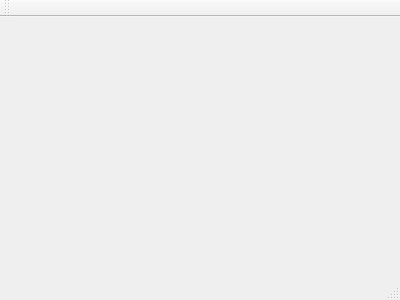
Above: MainWindow.ui from CppPhil/qt_bck_rn1 before the change. Below: the same form after it.
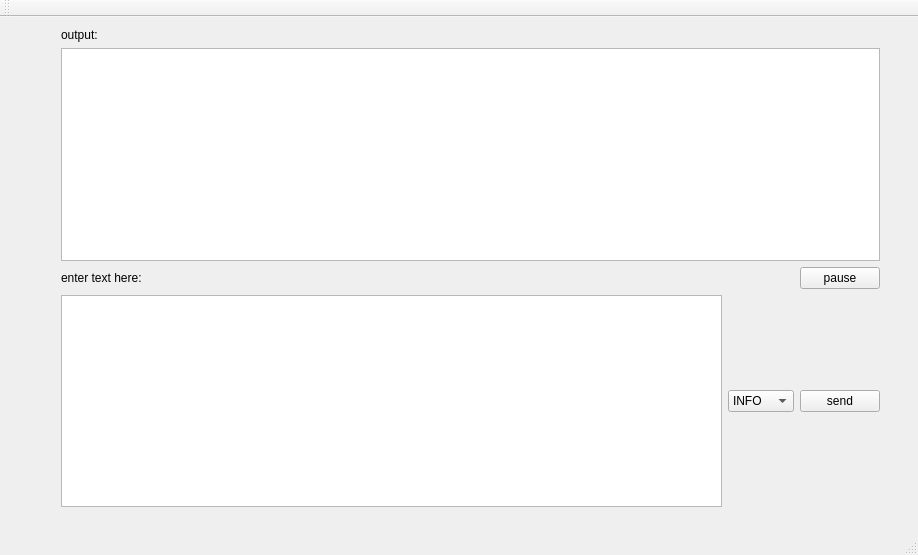
That is the form after the change.

The edit to the form file:
```diff
--- a/MainWindow.ui
+++ b/MainWindow.ui
@@ -1,24 +1,109 @@
 <ui version="4.0">
  <class>MainWindow</class>
- <widget class="QMainWindow" name="MainWindow" >
-  <property name="geometry" >
+ <widget class="QMainWindow" name="MainWindow">
+  <property name="geometry">
    <rect>
     <x>0</x>
     <y>0</y>
-    <width>400</width>
-    <height>300</height>
+    <width>918</width>
+    <height>555</height>
    </rect>
   </property>
   <property name="windowTitle" >
    <string>MainWindow</string>
   </property>
-  <widget class="QMenuBar" name="menuBar" />
-  <widget class="QToolBar" name="mainToolBar" />
-  <widget class="QWidget" name="centralWidget" />
-  <widget class="QStatusBar" name="statusBar" />
+  <widget class="QWidget" name="centralWidget">
+   <widget class="QWidget" name="">
+    <property name="geometry">
+     <rect>
+      <x>50</x>
+      <y>0</y>
+      <width>841</width>
+      <height>501</height>
+     </rect>
+    </property>
+    <layout class="QGridLayout" name="gridLayout">
+     <item row="3" column="0">
+      <widget class="QTextEdit" name="inputTextEdit"/>
+     </item>
+     <item row="1" column="0" colspan="3">
+      <widget class="QTextEdit" name="outputTextEdit">
+       <property name="readOnly">
+        <bool>true</bool>
+       </property>
+      </widget>
+     </item>
+     <item row="0" column="0">
+      <widget class="QLabel" name="outputLabel">
+       <property name="text">
+        <string>output:</string>
+       </property>
+      </widget>
+     </item>
+     <item row="3" column="2">
+      <widget class="QPushButton" name="sendPushButton">
+       <property name="text">
+        <string>send</string>
+       </property>
+      </widget>
+     </item>
+     <item row="2" column="0">
+      <widget class="QLabel" name="enterTextLabel">
+       <property name="text">
+        <string>enter text here:</string>
+       </property>
+      </widget>
+     </item>
+     <item row="3" column="1">
+      <widget class="QComboBox" name="newsComboBox">
+       <item>
+        <property name="text">
+         <string>INFO</string>
+        </property>
+       </item>
+       <item>
+        <property name="text">
+         <string>WARN</string>
+        </property>
+       </item>
+       <item>
+        <property name="text">
+         <string>CORR</string>
+        </property>
+       </item>
+      </widget>
+     </item>
+     <item row="2" column="2">
+      <widget class="QPushButton" name="pausePushButton">
+       <property name="text">
+        <string>pause</string>
+       </property>
+      </widget>
+     </item>
+    </layout>
+   </widget>
+  </widget>
+  <widget class="QMenuBar" name="menuBar">
+   <property name="geometry">
+    <rect>
+     <x>0</x>
+     <y>0</y>
+     <width>918</width>
+     <height>20</height>
+    </rect>
+   </property>
+  </widget>
+  <widget class="QToolBar" name="mainToolBar">
+   <attribute name="toolBarArea">
+    <enum>TopToolBarArea</enum>
+   </attribute>
+   <attribute name="toolBarBreak">
+    <bool>false</bool>
+   </attribute>
+  </widget>
+  <widget class="QStatusBar" name="statusBar"/>
  </widget>
- <layoutDefault spacing="6" margin="11" />
- <pixmapfunction></pixmapfunction>
+ <layoutdefault spacing="6" margin="11"/>
  <resources/>
  <connections/>
 </ui>
```
Left out of the diff: 3 changed lines with no effect on the pictures.
